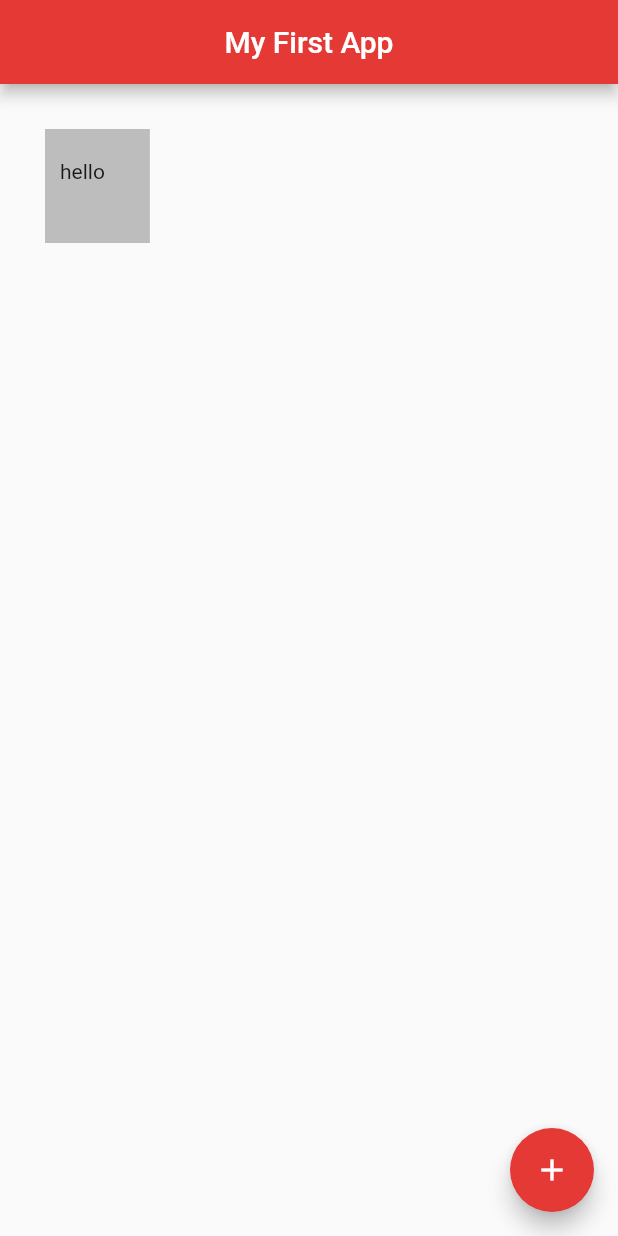
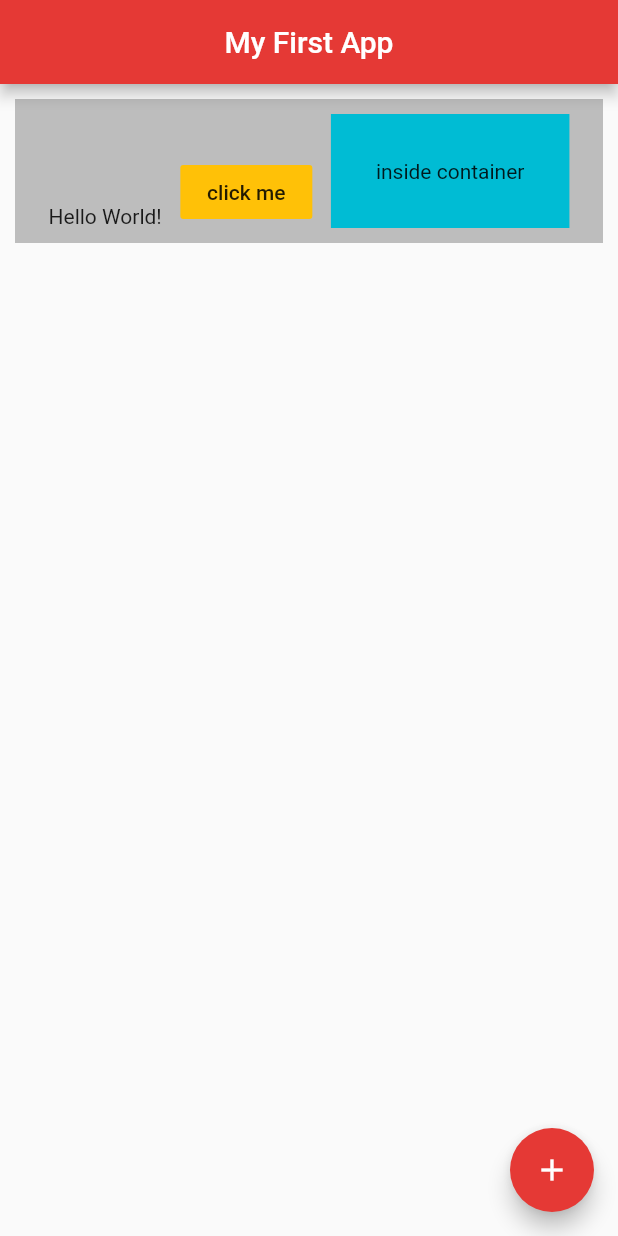
Before and after one commit to Ravshan1Uz/flutter_samples, a Flutter app: the screen it shows after launch, on a phone screen of 412 x 824 dp. Run offline on Flutter 3.47's test engine with Material 2 defaults, Android fonts, the phone set to English and light mode, and no system bars.

Commit message:
first lesson

```diff
--- a/lib/main.dart
+++ b/lib/main.dart
@@ -15,10 +15,26 @@ class Home extends StatelessWidget {
         backgroundColor: Colors.red[600],
       ),
       body: Container(
-        padding: EdgeInsets.fromLTRB(10.0, 20.0, 30.0, 40.0),
-        margin: EdgeInsets.all(30.0),
+        padding: EdgeInsets.all(10.0),
+        margin: EdgeInsets.all(10.0),
         color: Colors.grey[400],
-        child: Text('hello'),
+        child: Row(
+          mainAxisAlignment: MainAxisAlignment.spaceEvenly,
+          crossAxisAlignment: CrossAxisAlignment.end,
+          children: [
+            Text('Hello World!'),
+            FlatButton(
+              onPressed: (){},
+              color: Colors.amber,
+              child: Text('click me'),
+            ),
+            Container(
+              color: Colors.cyan,
+              padding: EdgeInsets.all(30.0),
+              child: Text('inside container'),
+            ),
+          ],
+        ),
       ),
       floatingActionButton: FloatingActionButton(
         onPressed: () {},
```
